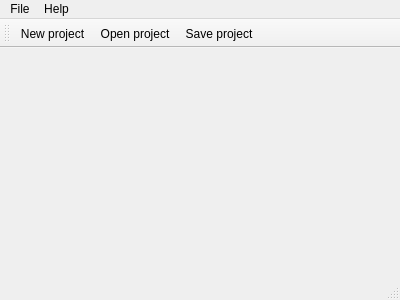
Above: Engine/mainwindow.ui from martimyc/AdvancedGraphicalProgramming before the change. Below: the same form after it.
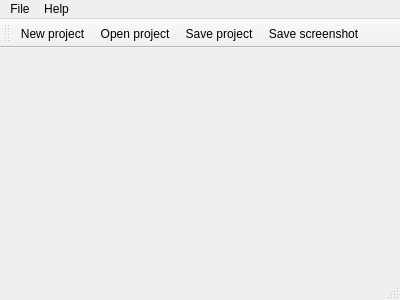
That is the form after the change. Icons and pictures are not drawn.

```diff
--- a/Engine/mainwindow.ui
+++ b/Engine/mainwindow.ui
@@ -59,6 +59,7 @@
    <addaction name="actionNew_project"/>
    <addaction name="actionOpen_Project"/>
    <addaction name="actionSave_project"/>
+   <addaction name="actionSave_Screenshot"/>
   </widget>
   <widget class="QStatusBar" name="statusBar"/>
   <action name="actionOpen_Project">
@@ -116,6 +117,15 @@
     <string>Qt</string>
    </property>
   </action>
+  <action name="actionSave_Screenshot">
+   <property name="icon">
+    <iconset resource="icons.qrc">
+     <normaloff>:/Icons/Icons/camera.png</normaloff>:/Icons/Icons/camera.png</iconset>
+   </property>
+   <property name="text">
+    <string>Save screenshot</string>
+   </property>
+  </action>
  </widget>
  <layoutdefault spacing="6" margin="11"/>
  <resources>
```
Left out of the diff: 1 changed line with no effect on the pictures.
